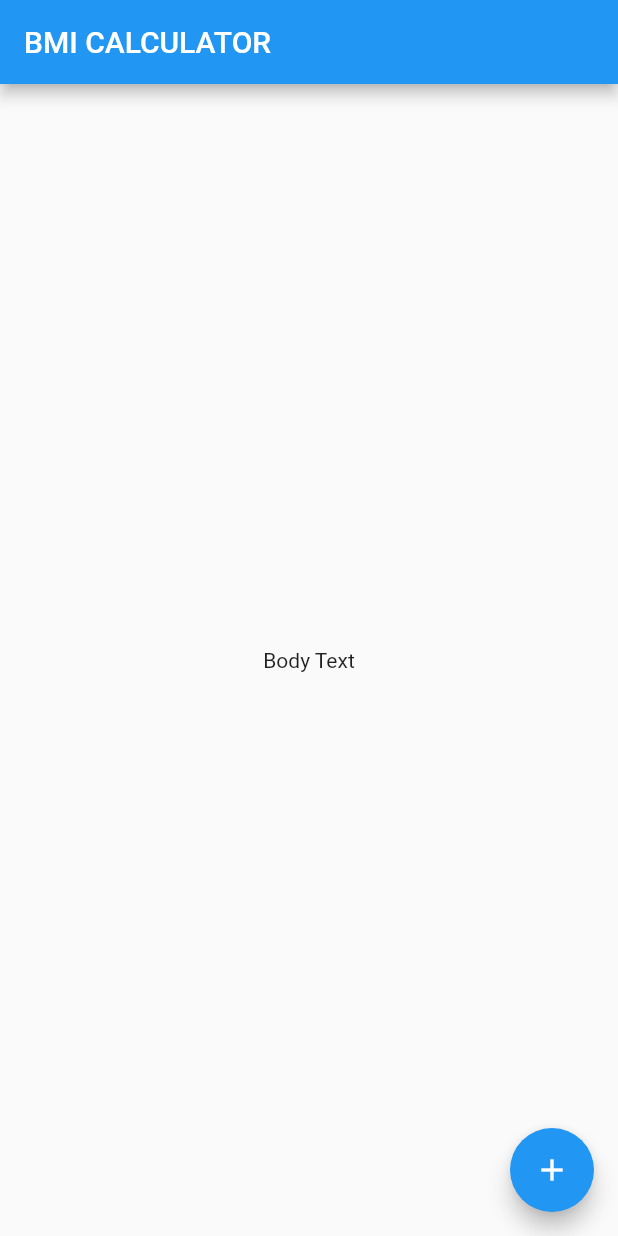
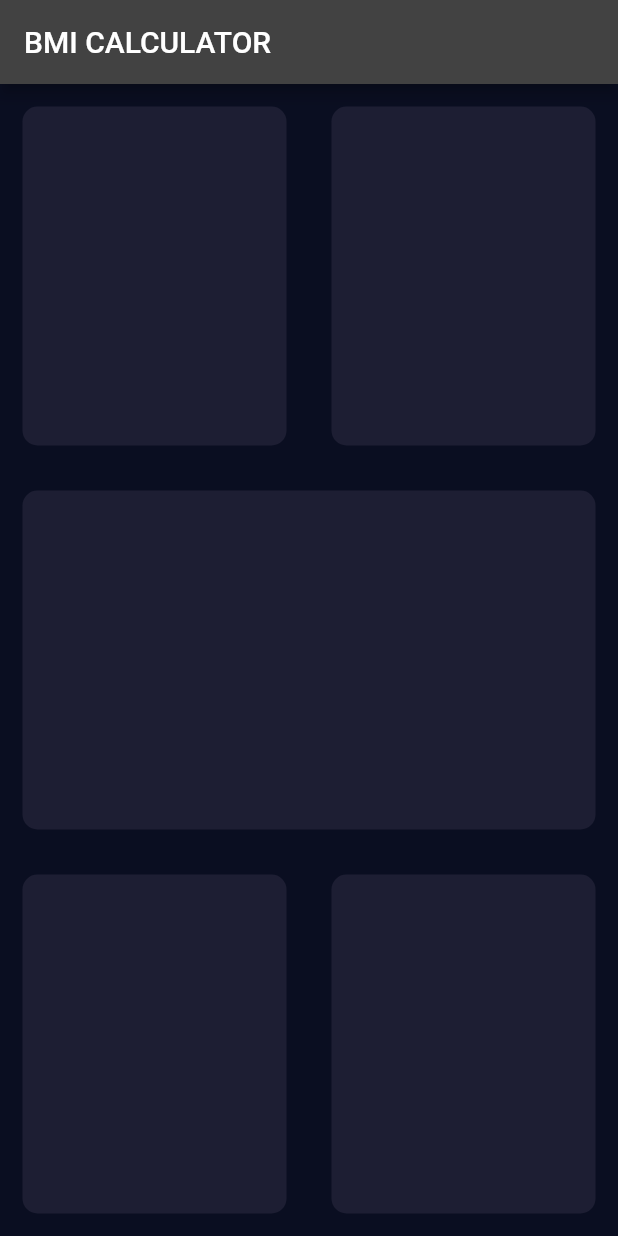
Before and after one commit to Zainulabdi/Zainulabdin, a Flutter app: the screen it shows after launch, on a phone screen of 412 x 824 dp. Run offline on Flutter 3.47's test engine with Material 2 defaults, Android fonts, the light colour scheme and no system bars; our stand-ins replace audioplayers, rflutter_alert.

Commit message:
Complete Design of bmi
part 01 and part 02 complete

```diff
--- /dev/null
+++ b/bmi-calculator-flutter-master/lib/input_page.dart
@@ -0,0 +1,64 @@
+import 'package:flutter/material.dart';
+
+class InputPage extends StatefulWidget {
+  @override
+  _InputPageState createState() => _InputPageState();
+}
+
+class _InputPageState extends State<InputPage> {
+  @override
+  Widget build(BuildContext context) {
+    return Scaffold(
+      appBar: AppBar(
+        title: Text('BMI CALCULATOR'),
+      ),
+      body:Column(
+        children: [
+          Expanded(child: Row(
+            children: [
+              Expanded(child: Container(
+                margin: EdgeInsets.all(15.0),
+                decoration: BoxDecoration(
+                  color: Color(0xFF1D1E33),
+                  borderRadius: BorderRadius.circular(10.0),
+                ),
+              )),
+              Expanded(child: Container(
+    margin: EdgeInsets.all(15.0),
+    decoration: BoxDecoration(
+    color: Color(0xFF1D1E33),
+    borderRadius: BorderRadius.circular(10.0),
+    ),
+    ),),
+            ],
+          )),
+          Expanded(child: Container(
+    margin: EdgeInsets.all(15.0),
+    decoration: BoxDecoration(
+    color: Color(0xFF1D1E33),
+    borderRadius: BorderRadius.circular(10.0),
+    ),
+    ),),
+          Expanded(child:  Row(
+    children: [
+    Expanded(child: Container(
+    margin: EdgeInsets.all(15.0),
+    decoration: BoxDecoration(
+    color: Color(0xFF1D1E33),
+    borderRadius: BorderRadius.circular(10.0),
+    ),
+    ),),
+    Expanded(child: Container(
+    margin: EdgeInsets.all(15.0),
+    decoration: BoxDecoration(
+    color: Color(0xFF1D1E33),
+    borderRadius: BorderRadius.circular(10.0),
+    ),
+    ),),
+    ],
+    ),),
+        ],
+      )
+    );
+  }
+}
--- a/bmi-calculator-flutter-master/lib/main.dart
+++ b/bmi-calculator-flutter-master/lib/main.dart
@@ -1,4 +1,5 @@
 import 'package:flutter/material.dart';
+import 'input_page.dart';
 
 void main() => runApp(BMICalculator());
 
@@ -7,28 +8,10 @@
   Widget build(BuildContext context) {
     return MaterialApp(
       home: InputPage(),
+      theme: ThemeData.dark().copyWith(
+        primaryColor: Color(0xFF0A0E21),
+        scaffoldBackgroundColor: Color(0xFF0A0E21),
+      )
     );
   }
 }
-
-class InputPage extends StatefulWidget {
-  @override
-  _InputPageState createState() => _InputPageState();
-}
-
-class _InputPageState extends State<InputPage> {
-  @override
-  Widget build(BuildContext context) {
-    return Scaffold(
-      appBar: AppBar(
-        title: Text('BMI CALCULATOR'),
-      ),
-      body: Center(
-        child: Text('Body Text'),
-      ),
-      floatingActionButton: FloatingActionButton(
-        child: Icon(Icons.add),
-      ),
-    );
-  }
-}
```
Also changed, not shown: 1 other file.
